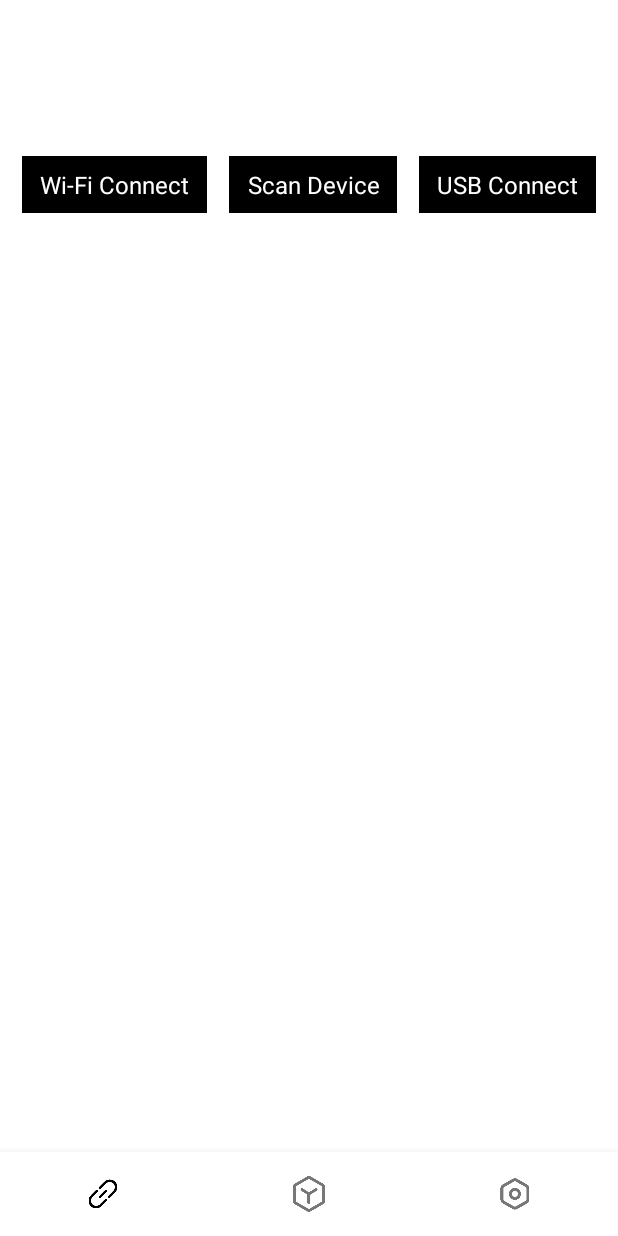
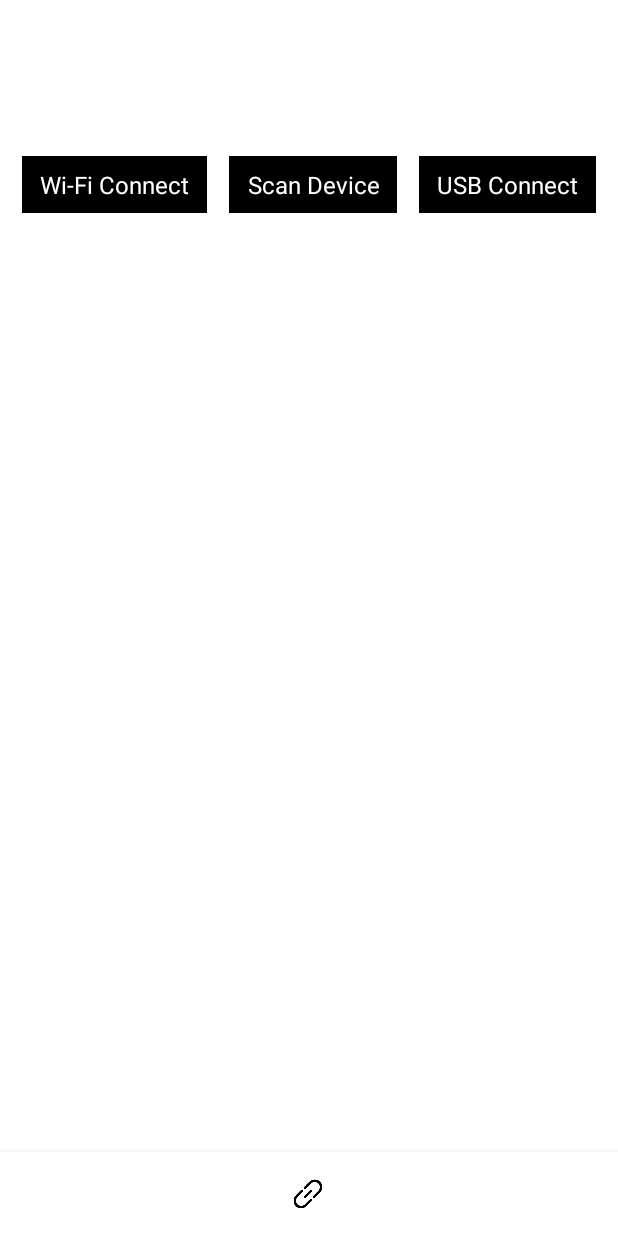
Before and after one commit to samfrompizza/insta360-orientation-mode, an Android app: the screen it shows after launch (MainActivity), on a phone screen of 412 x 824 dp. Run offline under Robolectric (Android 15) with nearby library versions, the phone set to English and light mode, and no system bars; our stand-ins replace RxJava, androidx.preference; libraries missing offline, so code that uses them is left out: com.arashivision.insta360, com.arashivision.sdkcamera, com.arashivision.sdkmedia, com.clj.fastble, com.elvishew.xlog and 2 more; 29 statements that could not run were skipped.

Commit message:
UI simplified, starting refactoring

```diff
--- a/app/src/main/java/com/arashivision/sdk/demo/ui/main/MainActivity.kt
+++ b/app/src/main/java/com/arashivision/sdk/demo/ui/main/MainActivity.kt
@@ -34,11 +34,8 @@ class MainActivity : BaseActivity<ActivityMainBinding, MainViewModel>() {
         super.initListener()
         binding.bottomNavigation.setOnItemSelectedListener { item: MenuItem ->
             when (item.itemId) {
-                R.id.nav_ability -> checkFragment(1)
-                R.id.nav_setting -> checkFragment(2)
                 else -> checkFragment(0)
             }
-
         }
     }
 
--- a/app/src/main/res/layout/activity_capture.xml
+++ b/app/src/main/res/layout/activity_capture.xml
@@ -23,6 +23,7 @@
         android:layout_marginBottom="8dp"
         android:foregroundGravity="center"
         android:overScrollMode="never"
+        android:visibility="gone"
         app:dsv_orientation="horizontal"
         app:layout_constraintBottom_toBottomOf="parent"
         app:layout_constraintEnd_toEndOf="parent"
@@ -34,6 +35,7 @@
         android:layout_height="64dp"
         android:layout_marginBottom="24dp"
         android:src="@drawable/ic_capture_normal"
+        android:visibility="gone"
         app:layout_constraintBottom_toTopOf="@+id/sv_capture_mode"
         app:layout_constraintEnd_toEndOf="parent"
         app:layout_constraintStart_toStartOf="parent"
--- a/app/src/main/res/menu/menu_bottom_navigation.xml
+++ b/app/src/main/res/menu/menu_bottom_navigation.xml
@@ -5,12 +5,4 @@
         android:icon="@drawable/ic_connect"
         android:title="@string/nav_connect" />
 
-    <item
-        android:id="@+id/nav_ability"
-        android:icon="@drawable/ic_ability"
-        android:title="@string/nav_ability" />
-    <item
-        android:id="@+id/nav_setting"
-        android:icon="@drawable/ic_setting"
-        android:title="@string/nav_setting" />
 </menu>
```
